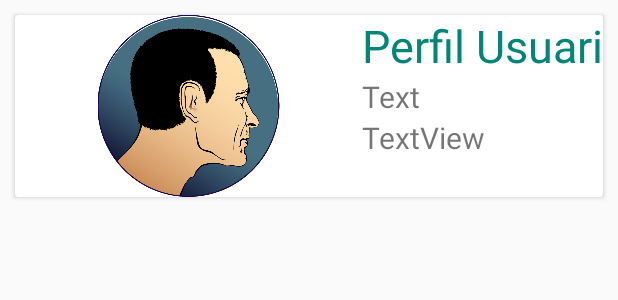
After one commit to andrealcalde98/T25Alpha_Android, an Android app: the layout item_bd.xml on its own in the app's theme, with its tools: preview values and no code run, on a phone screen of 412 x 824 dp. The commit adds this screen. Shown: the top 300 px of the screen. Run offline under Robolectric (Android 15) with nearby library versions, the phone set to English and light mode, and no system bars.

```diff
--- a/app/build.gradle
+++ b/app/build.gradle
@@ -27,4 +27,5 @@ dependencies {
     androidTestImplementation 'com.android.support.test.espresso:espresso-core:3.0.2'
     implementation 'com.android.support:recyclerview-v7:28.0.0'
     implementation 'com.android.support:cardview-v7:28.0.0'
+
 }
--- a/app/src/main/AndroidManifest.xml
+++ b/app/src/main/AndroidManifest.xml
@@ -14,6 +14,7 @@
         <activity android:name=".RestablecerContrasena" />
         <activity android:name=".CrearUsuari" />
         <activity android:name=".Main_semanas" />
+        <activity android:name=".BDMain"/>
         <activity android:name=".MainActivity">
             <intent-filter>
                 <action android:name="android.intent.action.MAIN" />
--- a/app/src/main/java/com/example/t25alpha/adaptadorSemanas.java
+++ b/app/src/main/java/com/example/t25alpha/adaptadorSemanas.java
@@ -55,7 +55,6 @@ public class adaptadorSemanas extends RecyclerView.Adapter<adaptadorSemanas.View
 
         public ViewHolderDatos(final View itemView) {
             super(itemView);
-
             itemView.setOnClickListener(new View.OnClickListener() {
                 @Override
                 public void onClick(View v) {
--- /dev/null
+++ b/app/src/main/res/layout/item_bd.xml
@@ -0,0 +1,56 @@
+<?xml version="1.0" encoding="utf-8"?>
+<LinearLayout
+    xmlns:android="http://schemas.android.com/apk/res/android"
+    xmlns:app="http://schemas.android.com/apk/res-auto"
+    xmlns:tools="http://schemas.android.com/tools"
+    android:layout_width="wrap_content"
+    android:layout_height="wrap_content">
+
+
+    <android.support.v7.widget.CardView
+        android:layout_width="wrap_content"
+        android:layout_height="121dp"
+        android:layout_margin="10dp">
+
+        <LinearLayout
+            android:layout_width="match_parent"
+            android:layout_height="wrap_content"
+            android:orientation="horizontal">
+
+            <ImageView
+                android:id="@+id/imgBD"
+                android:layout_width="wrap_content"
+                android:layout_height="wrap_content"
+                android:layout_weight="1"
+                app:srcCompat="@drawable/logo_recycler_bd" />
+
+            <LinearLayout
+                android:layout_width="wrap_content"
+                android:layout_height="match_parent"
+                android:orientation="vertical">
+
+                <TextView
+                    android:id="@+id/lblUsuari"
+                    android:layout_width="match_parent"
+                    android:layout_height="wrap_content"
+                    android:text="Perfil Usuari"
+                    android:textColor="@color/colorPrimary"
+                    android:textSize="30sp" />
+
+                <TextView
+                    android:id="@+id/tvUsuari"
+                    android:layout_width="match_parent"
+                    android:textSize="20dp"
+                    android:layout_height="wrap_content"
+                    android:text="Text" />
+
+                <TextView
+                    android:id="@+id/tvPassword"
+                    android:layout_width="match_parent"
+                    android:textSize="20dp"
+                    android:layout_height="wrap_content"
+                    android:text="TextView" />
+            </LinearLayout>
+        </LinearLayout>
+    </android.support.v7.widget.CardView>
+</LinearLayout>
```
Also changed, not shown: app/src/main/java/com/example/t25alpha/BDAdaptador.java (added, +46 -0 lines), app/src/main/java/com/example/t25alpha/BDMain.java (added, +26 -0 lines), app/src/main/java/com/example/t25alpha/BDModelo.java (added, +30 -0 lines), app/src/main/java/com/example/t25alpha/BDProjecte.java (added, +60 -0 lines), app/src/main/java/com/example/t25alpha/MainActivity.java (+32 -6 lines), app/src/main/res/layout/activity_main.xml (+26 -0 lines), app/src/main/res/layout/recycler_bd.xml (added, +10 -0 lines), app/src/main/res/drawable/logo_recycler_bd.png (added), build.gradle (line endings or trailing spaces).
